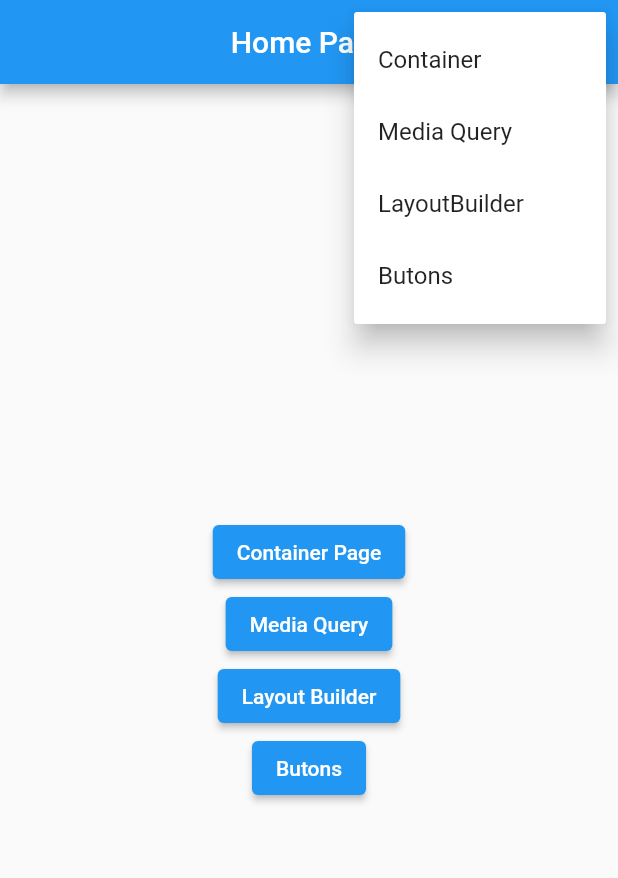
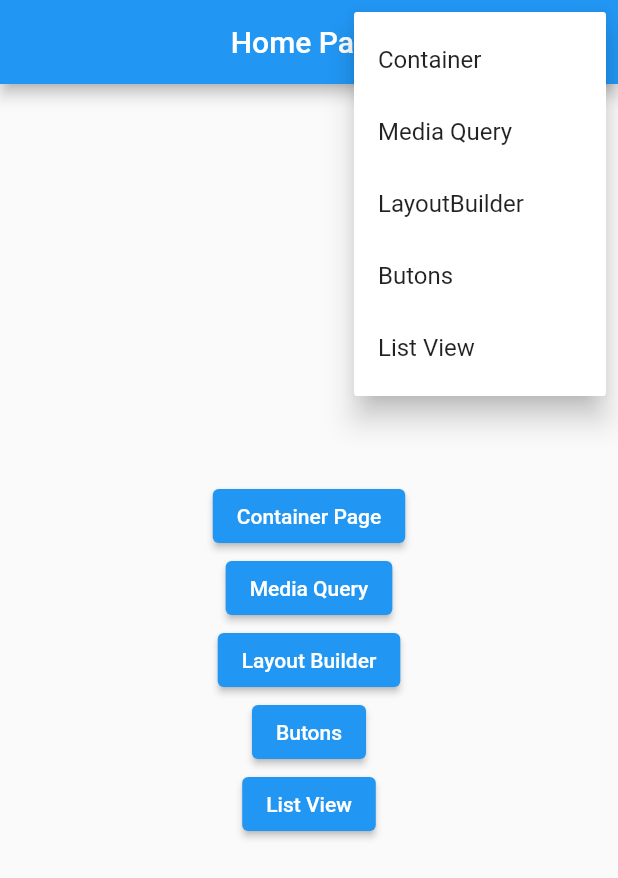
Before and after one commit to ygcoutinho/flutter_playground, a Flutter app: the screen it shows after launch, after a tap on the "more vert" icon, on a phone screen of 412 x 824 dp. Shown: the top 878 px of the screen. Run offline on Flutter 3.47's test engine with Material 2 defaults, Android fonts, the phone set to English and light mode, and no system bars.

```diff
--- a/lib/main.dart
+++ b/lib/main.dart
@@ -3,6 +3,7 @@ import 'package:flutter_playground/pages/buttons/buttons_page.dart';
 import 'package:flutter_playground/pages/container/container_page.dart';
 import 'package:flutter_playground/pages/home/home_page.dart';
 import 'package:flutter_playground/pages/layout_builder/layout_builder_page.dart';
+import 'package:flutter_playground/pages/list_view/list_view_page.dart';
 import 'package:flutter_playground/pages/media_query/media_query_page.dart';
 
 void main() {
@@ -23,6 +24,7 @@ class MyApp extends StatelessWidget {
         '/media_query': (_) => const MediaQueryPage(),
         '/layout_builder': (_) => const LayoutBuilderPage(),
         '/butons': (_) => const ButtonsPage(),
+        '/listview': (_) => const ListViewPage(),
       },
     );
   }
--- a/lib/pages/home/home_page.dart
+++ b/lib/pages/home/home_page.dart
@@ -14,6 +14,7 @@ enum PopUpMenuPages {
   mediaQuery,
   layoutBuilder,
   buttons,
+  listView,
 }
 
 class _HomePageState extends State<HomePage> {
@@ -40,6 +41,9 @@ class _HomePageState extends State<HomePage> {
                 case PopUpMenuPages.buttons:
                   Navigator.of(context).pushNamed('/butons');
                   break;
+                case PopUpMenuPages.listView:
+                  Navigator.of(context).pushNamed('/listview');
+                  break;
                 default:
               }
             },
@@ -59,7 +63,11 @@ class _HomePageState extends State<HomePage> {
               const PopupMenuItem(
                 value: PopUpMenuPages.buttons,
                 child: Text('Butons'),
-              )
+              ),
+              const PopupMenuItem(
+                value: PopUpMenuPages.listView,
+                child: Text('List View'),
+              ),
             ],
           ),
         ],
@@ -83,7 +91,11 @@ class _HomePageState extends State<HomePage> {
             ElevatedButton(
               onPressed: () => Navigator.of(context).pushNamed('/butons'),
               child: const Text('Butons'),
-            )
+            ),
+            ElevatedButton(
+              onPressed: () => Navigator.of(context).pushNamed('/listview'),
+              child: const Text('List View'),
+            ),
           ],
         ),
       ),
```
Also changed, not shown: lib/pages/list_view/list_view_page.dart (added, +26 -0 lines).
